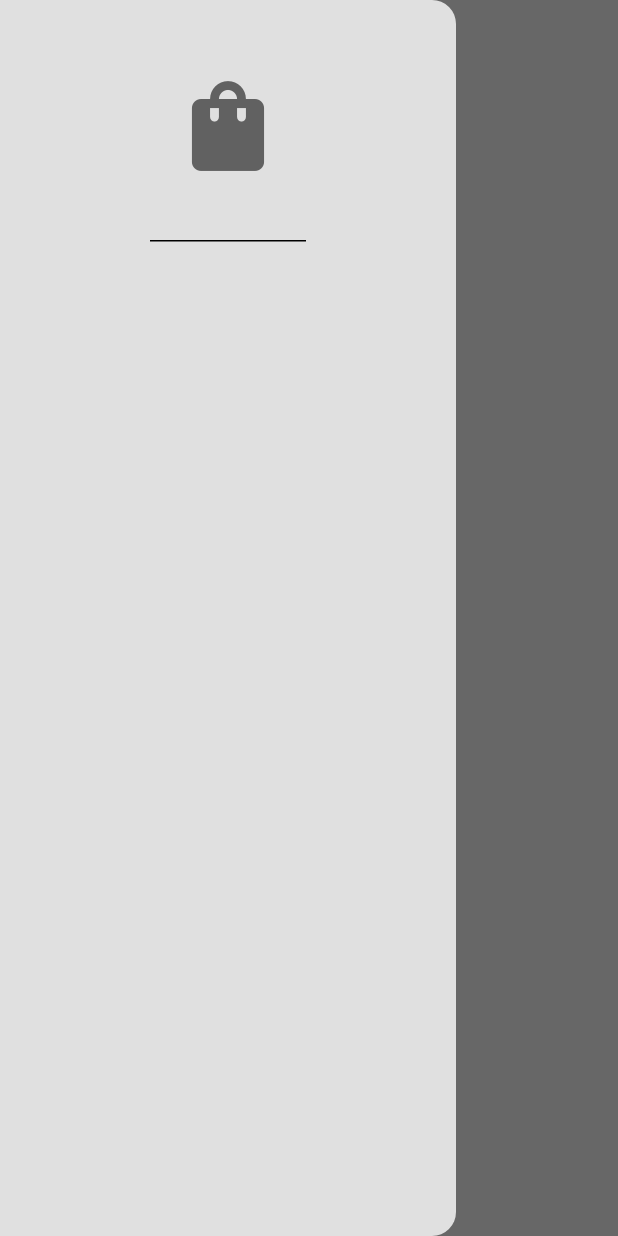
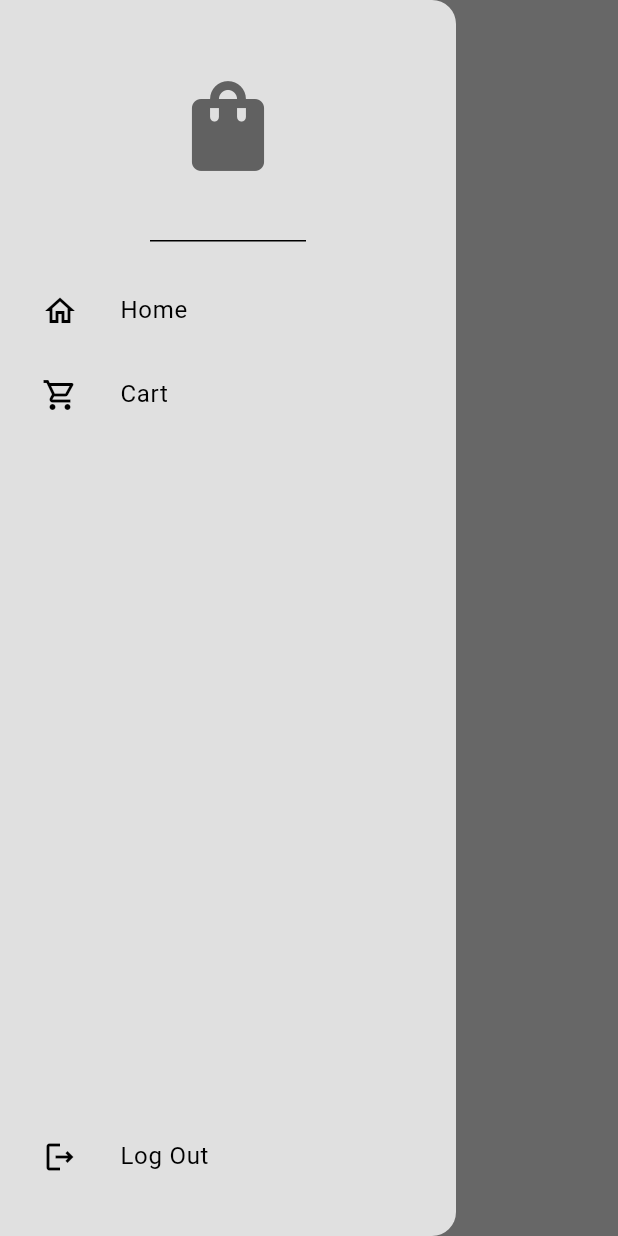
Before and after one commit to alexmortelsison/ECommerce-App2, a Flutter app: the ShopPage screen opened by its route, with the side drawer open, on a phone screen of 412 x 824 dp. Run offline on Flutter 3.47's test engine with Material 3 defaults, Android fonts, the phone set to English and light mode, and no system bars.

Commit message:
updated drawer

```diff
--- a/lib/components/my_drawer.dart
+++ b/lib/components/my_drawer.dart
@@ -1,3 +1,4 @@
+import 'package:ecommerce_app2/components/my_list_tile.dart';
 import 'package:flutter/material.dart';
 
 class MyDrawer extends StatelessWidget {
@@ -7,12 +8,36 @@ class MyDrawer extends StatelessWidget {
   Widget build(BuildContext context) {
     return Drawer(
       child: Column(
+        mainAxisAlignment: MainAxisAlignment.spaceBetween,
         children: [
-          DrawerHeader(
-            child: Icon(
-              Icons.shopping_bag,
-              size: 72,
-              color: Theme.of(context).colorScheme.inversePrimary,
+          Column(
+            children: [
+              DrawerHeader(
+                child: Icon(
+                  Icons.shopping_bag,
+                  size: 72,
+                  color: Theme.of(context).colorScheme.inversePrimary,
+                ),
+              ),
+              const SizedBox(height: 10),
+              MyListTile(
+                onPressed: () {},
+                icon: const Icon(Icons.home_outlined),
+                text: 'Home',
+              ),
+              MyListTile(
+                onPressed: () {},
+                icon: const Icon(Icons.shopping_cart_outlined),
+                text: 'Cart',
+              ),
+            ],
+          ),
+          Padding(
+            padding: const EdgeInsets.only(bottom: 25),
+            child: MyListTile(
+              onPressed: () {},
+              icon: const Icon(Icons.logout_outlined),
+              text: 'Log Out',
             ),
           ),
         ],
--- /dev/null
+++ b/lib/components/my_list_tile.dart
@@ -0,0 +1,24 @@
+import 'package:flutter/material.dart';
+
+class MyListTile extends StatelessWidget {
+  final String text;
+  final void Function()? onPressed;
+  final Widget icon;
+  const MyListTile({
+    super.key,
+    required this.onPressed,
+    required this.icon,
+    required this.text,
+  });
+
+  @override
+  Widget build(BuildContext context) {
+    return ListTile(
+      leading: IconButton(
+        icon: icon,
+        onPressed: onPressed,
+      ),
+      title: Text(text),
+    );
+  }
+}
```
